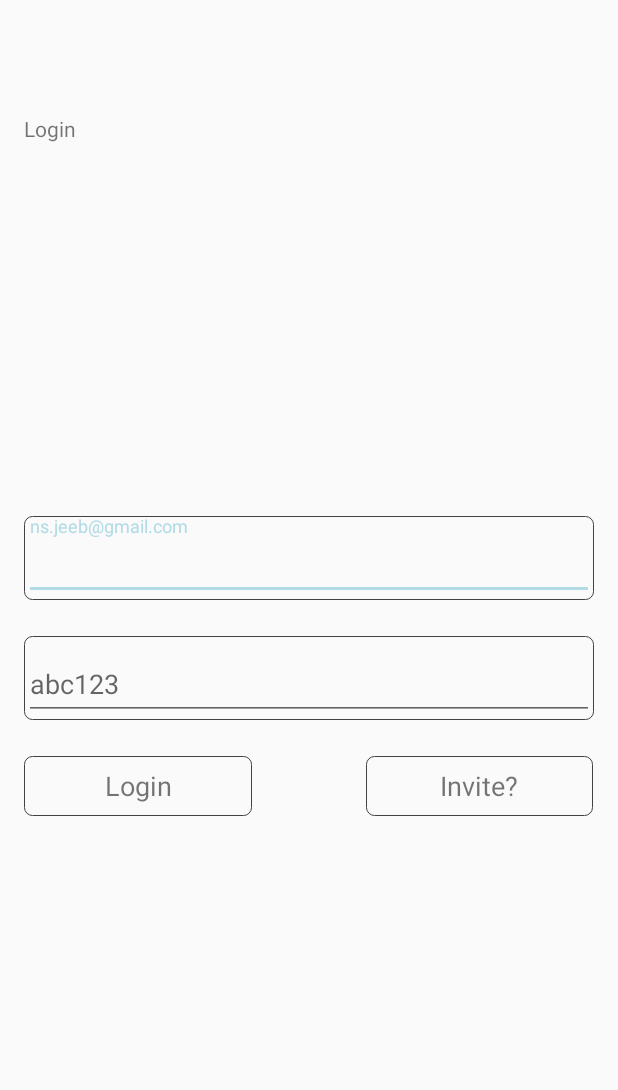
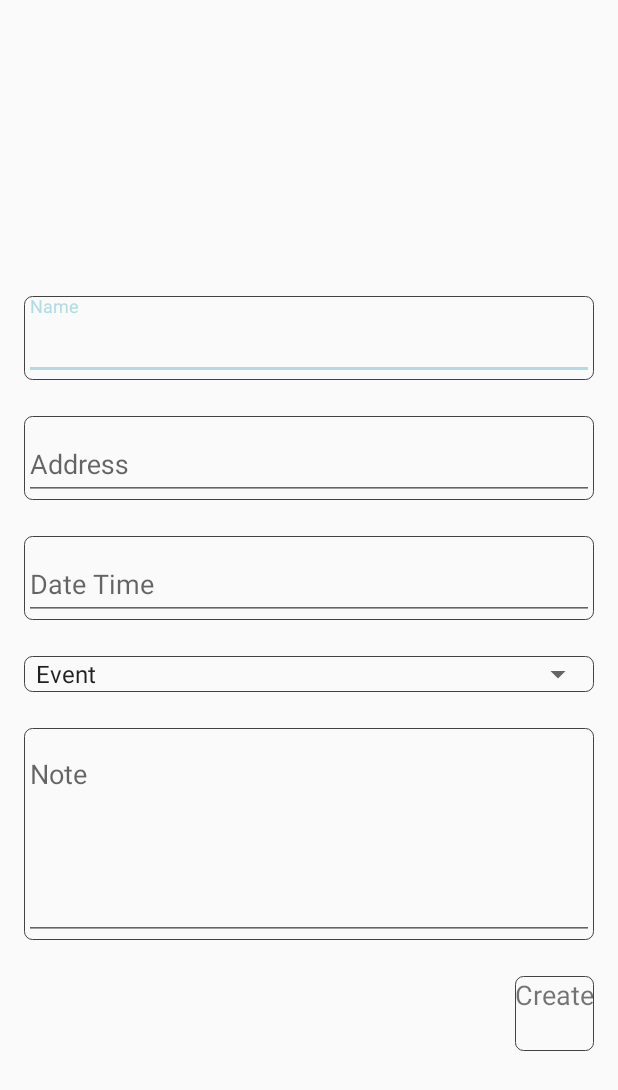
Before and after one commit to ns-jeeb/shingrani_community_app, an Android app: the screen it shows after launch (LoginActivity before the commit, CreateItemActivity after it), on a phone screen of 412 x 824 dp. Shown: the top 1090 px of the screen. Run offline under Robolectric (Android 15) with nearby library versions, the phone set to English and light mode, and no system bars; our stand-ins replace Dagger/Hilt's generated code, data binding.

Commit message:
add layout for create events

```diff
--- a/app/src/main/java/com/locked/shingranicommunity/LockedApiServiceInterface.kt
+++ b/app/src/main/java/com/locked/shingranicommunity/LockedApiServiceInterface.kt
@@ -17,4 +17,7 @@ interface LockedApiServiceInterface {
     @GET("/api/v2/app/5d4a348f88fb44130084f903/item")
     fun getItems(@Query("template") template: String ,@Header("x-access-token") token: String): Call<ArrayList<Item>>
 
+    @GET("/api/v2/app/5d4a348f88fb44130084f903/item")
+    fun deletItems(@Query("template") template: String ,@Header("x-access-token") token: String): Call<ArrayList<Item>>
+
 }
--- a/app/src/main/java/com/locked/shingranicommunity/dashboard/DashBoardViewPagerActivity.kt
+++ b/app/src/main/java/com/locked/shingranicommunity/dashboard/DashBoardViewPagerActivity.kt
@@ -9,7 +9,7 @@ import com.locked.shingranicommunity.CommunityApp
 import com.viewpagerindicator.TitlePageIndicator
 import com.locked.shingranicommunity.R
 import com.locked.shingranicommunity.dashboard.announncement.AnnounceFragment
-import com.locked.shingranicommunity.dashboard.event.EventListFragment
+import com.locked.shingranicommunity.dashboard.event.fetch_event.EventListFragment
 import com.locked.shingranicommunity.databinding.ActivityDashBoradViewPagerBinding
 
 class DashBoardViewPagerActivity : AppCompatActivity(), EventListFragment.OnEventFragmentTransaction {
--- /dev/null
+++ b/app/src/main/java/com/locked/shingranicommunity/dashboard/event/create_event/CreateItemActivity.kt
@@ -0,0 +1,20 @@
+package com.locked.shingranicommunity.dashboard.event.create_event
+
+import androidx.appcompat.app.AppCompatActivity
+import android.os.Bundle
+import com.locked.shingranicommunity.R
+import com.locked.shingranicommunity.dashboard.event.create_event.ui.createevent.CreateEventFragment
+
+class CreateItemActivity : AppCompatActivity() {
+
+    override fun onCreate(savedInstanceState: Bundle?) {
+        super.onCreate(savedInstanceState)
+        setContentView(R.layout.create_item_activity)
+        if (savedInstanceState == null) {
+            supportFragmentManager.beginTransaction()
+                .replace(R.id.container, CreateEventFragment.newInstance())
+                .commitNow()
+        }
+    }
+
+}
--- /dev/null
+++ b/app/src/main/java/com/locked/shingranicommunity/dashboard/event/create_event/ui/createevent/CreateEventFragment.kt
@@ -0,0 +1,32 @@
+package com.locked.shingranicommunity.dashboard.event.create_event.ui.createevent
+
+import androidx.lifecycle.ViewModelProviders
+import android.os.Bundle
+import androidx.fragment.app.Fragment
+import android.view.LayoutInflater
+import android.view.View
+import android.view.ViewGroup
+import com.locked.shingranicommunity.R
+
+class CreateEventFragment : Fragment() {
+
+    companion object {
+        fun newInstance() = CreateEventFragment()
+    }
+
+    private lateinit var viewModel: CreateEventViewModel
+
+    override fun onCreateView(
+        inflater: LayoutInflater, container: ViewGroup?,
+        savedInstanceState: Bundle?
+    ): View {
+        return inflater.inflate(R.layout.create_event_fragment, container, false)
+    }
+
+    override fun onActivityCreated(savedInstanceState: Bundle?) {
+        super.onActivityCreated(savedInstanceState)
+        viewModel = ViewModelProviders.of(this).get(CreateEventViewModel::class.java)
+
+    }
+
+}
--- /dev/null
+++ b/app/src/main/java/com/locked/shingranicommunity/dashboard/event/create_event/ui/createevent/CreateEventViewModel.kt
@@ -0,0 +1,7 @@
+package com.locked.shingranicommunity.dashboard.event.create_event.ui.createevent
+
+import androidx.lifecycle.ViewModel
+
+class CreateEventViewModel : ViewModel() {
+    // TODO: Implement the ViewModel
+}
--- a/app/src/main/java/com/locked/shingranicommunity/dashboard/event/EventListFragment.kt
+++ b/app/src/main/java/com/locked/shingranicommunity/dashboard/event/fetch_event/EventListFragment.kt
@@ -1,4 +1,4 @@
-package com.locked.shingranicommunity.dashboard.event
+package com.locked.shingranicommunity.dashboard.event.fetch_event
 
 
 import android.content.Context
@@ -15,6 +15,7 @@ import androidx.databinding.DataBindingUtil
 import androidx.fragment.app.viewModels
 import androidx.lifecycle.Observer
 import androidx.recyclerview.widget.LinearLayoutManager
+import com.locked.shingranicommunity.dashboard.event.EventsListAdapter
 import com.locked.shingranicommunity.databinding.FragmentEventListBinding
 
 /**
--- a/app/src/main/java/com/locked/shingranicommunity/dashboard/event/EventViewModel.kt
+++ b/app/src/main/java/com/locked/shingranicommunity/dashboard/event/fetch_event/EventViewModel.kt
@@ -1,4 +1,4 @@
-package com.locked.shingranicommunity.dashboard.event
+package com.locked.shingranicommunity.dashboard.event.fetch_event
 
 import androidx.lifecycle.*
 import com.locked.shingranicommunity.dashboard.DashboardRepositor
--- /dev/null
+++ b/app/src/main/res/layout/create_event_fragment.xml
@@ -0,0 +1,152 @@
+<?xml version="1.0" encoding="utf-8"?>
+<layout xmlns:android="http://schemas.android.com/apk/res/android"
+    xmlns:app="http://schemas.android.com/apk/res-auto"
+    xmlns:tools="http://schemas.android.com/tools">
+
+    <androidx.constraintlayout.widget.ConstraintLayout
+        android:id="@+id/createevent"
+        android:layout_width="match_parent"
+        android:layout_height="match_parent"
+        android:paddingLeft="@dimen/activity_horizontal_margin"
+        android:paddingTop="@dimen/activity_vertical_margin"
+        android:paddingRight="@dimen/activity_horizontal_margin"
+        android:paddingBottom="@dimen/activity_vertical_margin">
+
+
+        <LinearLayout
+            android:id="@+id/register_form"
+            android:layout_width="match_parent"
+            android:layout_height="wrap_content"
+            android:orientation="vertical"
+            app:layout_constraintBottom_toBottomOf="parent"
+            app:layout_constraintTop_toTopOf="parent">
+
+            <com.google.android.material.textfield.TextInputLayout
+                android:layout_width="match_parent"
+                android:layout_height="wrap_content"
+                android:layout_marginBottom="@dimen/header_1"
+                android:background="@drawable/auth_fields_bg">
+
+                <AutoCompleteTextView
+                    android:id="@+id/cr_event_name"
+                    android:layout_width="match_parent"
+                    android:layout_height="wrap_content"
+                    android:hint="Name"
+                    android:inputType="text"
+                    android:maxLines="1"
+                    android:singleLine="true"
+                    android:textSize="18sp" />
+
+            </com.google.android.material.textfield.TextInputLayout>
+
+            <com.google.android.material.textfield.TextInputLayout
+                android:layout_width="match_parent"
+                android:layout_height="wrap_content"
+                android:layout_marginBottom="@dimen/header_1"
+                android:background="@drawable/auth_fields_bg">
+
+                <AutoCompleteTextView
+                    android:id="@+id/cr_event_address"
+                    android:layout_width="match_parent"
+                    android:layout_height="wrap_content"
+                    android:hint="Address"
+                    android:inputType="textEmailAddress"
+                    android:maxLines="1"
+                    android:singleLine="true"
+                    android:textSize="18sp" />
+
+            </com.google.android.material.textfield.TextInputLayout>
+
+            <com.google.android.material.textfield.TextInputLayout
+                android:layout_width="match_parent"
+                android:layout_height="wrap_content"
+                android:layout_marginBottom="@dimen/header_1"
+                android:background="@drawable/auth_fields_bg">
+
+                <AutoCompleteTextView
+                    android:id="@+id/cr_event_date_time"
+                    android:layout_width="match_parent"
+                    android:layout_height="wrap_content"
+                    android:hint="Date Time"
+                    android:imeActionId="6"
+                    android:imeActionLabel="@string/registration_user"
+                    android:imeOptions="actionUnspecified"
+                    android:inputType="textPassword"
+                    android:maxLines="1"
+                    android:singleLine="true" />
+
+            </com.google.android.material.textfield.TextInputLayout>
+
+            <com.google.android.material.textfield.TextInputLayout
+                android:layout_width="match_parent"
+                android:layout_height="wrap_content"
+                android:background="@drawable/auth_fields_bg">
+
+                <Spinner
+                    android:id="@+id/cr_event_type"
+                    android:layout_width="match_parent"
+                    android:layout_height="wrap_content"
+                    android:entries="@array/events_arrays"
+                    android:prompt="@string/event_prompt"/>
+
+            </com.google.android.material.textfield.TextInputLayout>
+
+            <com.google.android.material.textfield.TextInputLayout
+                android:layout_width="match_parent"
+                android:layout_height="wrap_content"
+                android:layout_marginTop="@dimen/header_1"
+                android:background="@drawable/auth_fields_bg">
+
+                <EditText
+                    android:id="@+id/cr_event_details"
+                    android:layout_width="match_parent"
+                    android:layout_height="wrap_content"
+                    android:hint="Note"
+                    android:lines="5"
+                    android:gravity="top"
+                    android:maxLines="10" />
+
+            </com.google.android.material.textfield.TextInputLayout>
+
+        </LinearLayout>
+
+
+        <TextView
+            android:id="@+id/btn_cr_event"
+            android:layout_width="wrap_content"
+            android:layout_height="50dp"
+            app:layout_constraintTop_toBottomOf="@+id/register_form"
+            app:layout_constraintEnd_toEndOf="parent"
+            android:background="@drawable/auth_fields_bg"
+            app:layout_constraintHeight_percent="0.05"
+            android:layout_marginTop="@dimen/header_1"
+            android:text="Create"
+            android:textSize="18sp" />
+
+        <ProgressBar
+            android:id="@+id/loading"
+            android:layout_width="wrap_content"
+            android:layout_height="wrap_content"
+            android:layout_gravity="center"
+            android:layout_marginStart="32dp"
+            android:layout_marginTop="64dp"
+            android:layout_marginEnd="32dp"
+            android:layout_marginBottom="64dp"
+            android:visibility="gone"
+            app:layout_constraintBottom_toBottomOf="parent"
+            app:layout_constraintEnd_toEndOf="parent"
+            app:layout_constraintStart_toStartOf="parent"
+            app:layout_constraintTop_toTopOf="parent" />
+
+<!--        <TextView-->
+<!--            android:id="@+id/txt_register_name"-->
+<!--            android:layout_width="match_parent"-->
+<!--            android:layout_height="0dp"-->
+<!--            android:gravity="bottom"-->
+<!--            android:text="Register"-->
+<!--            app:layout_constraintHeight_percent="0.1"-->
+<!--            app:layout_constraintStart_toStartOf="parent"-->
+<!--            app:layout_constraintTop_toTopOf="parent" />-->
+
+    </androidx.constraintlayout.widget.ConstraintLayout>
+</layout>
--- /dev/null
+++ b/app/src/main/res/layout/create_item_activity.xml
@@ -0,0 +1,7 @@
+<?xml version="1.0" encoding="utf-8"?>
+<FrameLayout xmlns:android="http://schemas.android.com/apk/res/android"
+    xmlns:tools="http://schemas.android.com/tools"
+    android:id="@+id/container"
+    android:layout_width="match_parent"
+    android:layout_height="match_parent"
+    tools:context=".CreateItem" />
--- a/app/src/main/res/values/strings.xml
+++ b/app/src/main/res/values/strings.xml
@@ -59,4 +59,19 @@
     <string name="hello_blank_fragment">Hello blank fragment</string>
     <string name="honor_messages">The honor of your presence is requested at the marriage of</string>
     <string name="txt_message_value">this is the item for announcement this is the item for announcement this is the item for announcement this is the item for announcement this is the item for announcement</string>
+
+
+    <string name="event_prompt">Choose a Events</string>
+
+    <string-array name="events_arrays">
+        <item>Event</item>
+        <item>Wedding</item>
+        <item>Party</item>
+        <item>Fundraising</item>
+        <item>Funeral</item>
+        <item>Gathering</item>
+        <item>Meeting</item>
+        <item>Outing</item>
+        <item>Dinner Night</item>
+    </string-array>
 </resources>
```
Also changed, not shown: app/src/main/AndroidManifest.xml (+10 -8 lines).
